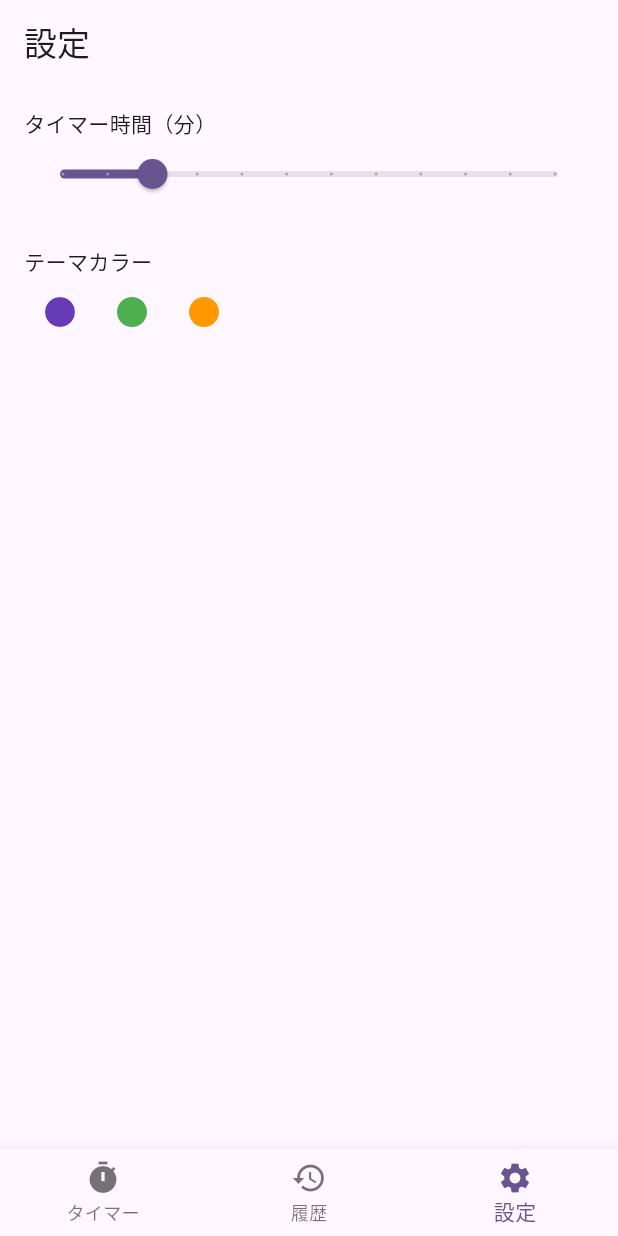
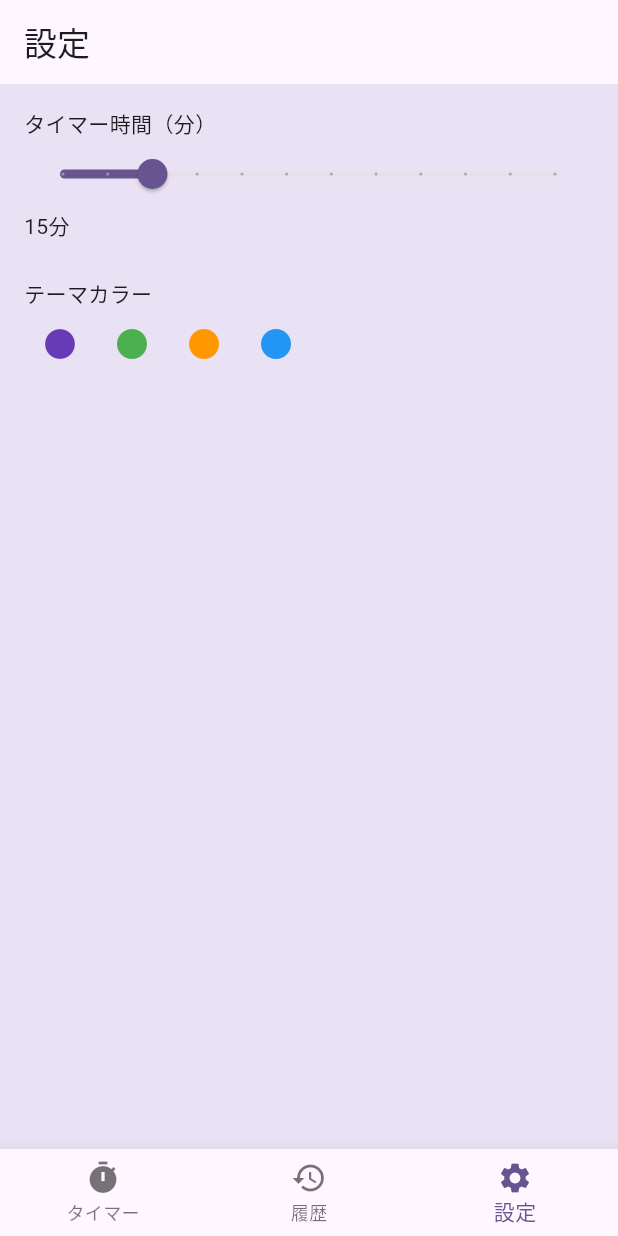
Before and after one commit to harinez2/flutter_fifteentimer, a Flutter app: the screen it shows after launch, item 3 of the bottom bar chosen, after a tap on the "circle" icon, on a phone screen of 412 x 824 dp. Run offline on Flutter 3.47's test engine with Material 3 defaults, Android fonts, the phone set to English and light mode, and no system bars.

Commit message:
added some functions

```diff
--- a/lib/main.dart
+++ b/lib/main.dart
@@ -2,38 +2,132 @@ import 'package:flutter/material.dart';
 import 'screens/main_screen.dart';
 import 'screens/history_screen.dart';
 import 'screens/settings_screen.dart';
+import 'dart:async';
+
+class AppSettings extends ChangeNotifier {
+  Color themeColor = Colors.deepPurple;
+  int timerMinutes = 15;
+
+  // タイマー状態
+  bool isRunning = false;
+  bool isPaused = false;
+  int remainingSeconds = 0;
+  int totalSeconds = 0;
+  String task = '';
+  DateTime? startTime;
+  int elapsedSeconds = 0;
+  Timer? _timer;
+
+  void setThemeColor(Color color) {
+    themeColor = color;
+    notifyListeners();
+  }
+
+  void setTimerMinutes(int minutes) {
+    timerMinutes = minutes;
+    notifyListeners();
+  }
+
+  void startTimer(String taskText) {
+    if (isRunning) return;
+    timerMinutes = timerMinutes.clamp(5, 60);
+    totalSeconds = timerMinutes * 60;
+    remainingSeconds = totalSeconds;
+    isRunning = true;
+    isPaused = false;
+    task = taskText;
+    startTime = DateTime.now();
+    elapsedSeconds = 0;
+    _timer?.cancel();
+    _timer = Timer.periodic(const Duration(seconds: 1), (timer) {
+      if (!isPaused && remainingSeconds > 0) {
+        remainingSeconds--;
+        elapsedSeconds++;
+        notifyListeners();
+      } else if (remainingSeconds == 0) {
+        timer.cancel();
+        isRunning = false;
+        isPaused = false;
+        notifyListeners();
+      }
+    });
+    notifyListeners();
+  }
+
+  void pauseTimer() {
+    if (!isRunning) return;
+    isPaused = !isPaused;
+    notifyListeners();
+  }
+
+  void resetTimer() {
+    _timer?.cancel();
+    isRunning = false;
+    isPaused = false;
+    remainingSeconds = totalSeconds;
+    elapsedSeconds = 0;
+    task = '';
+    startTime = null;
+    notifyListeners();
+  }
+
+  void completeTimer() {
+    _timer?.cancel();
+    isRunning = false;
+    isPaused = false;
+    // 実際に動かした時間（分）で履歴追加
+    int minutes = (elapsedSeconds / 60).ceil();
+    HistoryScreenState.addHistory(
+      null,
+      (task.isEmpty ? '-' : task),
+      minutes,
+      startTime ?? DateTime.now(),
+    );
+    remainingSeconds = totalSeconds;
+    elapsedSeconds = 0;
+    task = '';
+    startTime = null;
+    notifyListeners();
+  }
+
+  String formatTime(int seconds) {
+    final m = (seconds ~/ 60).toString().padLeft(2, '0');
+    final s = (seconds % 60).toString().padLeft(2, '0');
+    return '$m:$s';
+  }
+}
 
 void main() {
-  runApp(const MyApp());
+  runApp(AppSettingsProvider(child: const MyApp()));
+}
+
+class AppSettingsProvider extends InheritedNotifier<AppSettings> {
+  AppSettingsProvider({required Widget child})
+      : super(notifier: AppSettings(), child: child);
+
+  static AppSettings of(BuildContext context) {
+    return context.dependOnInheritedWidgetOfExactType<AppSettingsProvider>()!.notifier!;
+  }
 }
 
 class MyApp extends StatelessWidget {
   const MyApp({super.key});
 
-  // This widget is the root of your application.
   @override
   Widget build(BuildContext context) {
-    return MaterialApp(
-      title: '15分タイマー',
-      theme: ThemeData(
-        // This is the theme of your application.
-        //
-        // TRY THIS: Try running your application with "flutter run". You'll see
-        // the application has a purple toolbar. Then, without quitting the app,
-        // try changing the seedColor in the colorScheme below to Colors.green
-        // and then invoke "hot reload" (save your changes or press the "hot
-        // reload" button in a Flutter-supported IDE, or press "r" if you used
-        // the command line to start the app).
-        //
-        // Notice that the counter didn't reset back to zero; the application
-        // state is not lost during the reload. To reset the state, use hot
-        // restart instead.
-        //
-        // This works for code too, not just values: Most code changes can be
-        // tested with just a hot reload.
-        colorScheme: ColorScheme.fromSeed(seedColor: Colors.deepPurple),
-      ),
-      home: const HomeTabController(),
+    final settings = AppSettingsProvider.of(context);
+    return AnimatedBuilder(
+      animation: settings,
+      builder: (context, _) {
+        return MaterialApp(
+          title: '15分タイマー',
+          theme: ThemeData(
+            colorScheme: ColorScheme.fromSeed(seedColor: settings.themeColor),
+            scaffoldBackgroundColor: settings.themeColor.withOpacity(0.05),
+          ),
+          home: const HomeTabController(),
+        );
+      },
     );
   }
 }
--- a/lib/screens/main_screen.dart
+++ b/lib/screens/main_screen.dart
@@ -1,5 +1,6 @@
 import 'package:flutter/material.dart';
-import 'dart:async';
+import '../main.dart';
+import 'history_screen.dart';
 
 class MainScreen extends StatefulWidget {
   const MainScreen({super.key});
@@ -10,10 +11,13 @@ class MainScreen extends StatefulWidget {
 
 class _MainScreenState extends State<MainScreen> {
   final TextEditingController _controller = TextEditingController();
-  final List<String> _choices = ['勉強', '運動', '休憩'];
-  Timer? _timer;
-  int _remainingSeconds = 0;
-  bool _isRunning = false;
+  final List<String> _choices = ['勉強', '仕事', '運動', '家事'];
+
+  @override
+  void dispose() {
+    _controller.dispose();
+    super.dispose();
+  }
 
   void _onChoicePressed(String choice) {
     setState(() {
@@ -22,56 +26,47 @@ class _MainScreenState extends State<MainScreen> {
   }
 
   void _startTimer() {
-    setState(() {
-      _remainingSeconds = 15 * 60;
-      _isRunning = true;
-    });
-    _timer?.cancel();
-    _timer = Timer.periodic(const Duration(seconds: 1), (timer) {
-      if (_remainingSeconds > 0) {
-        setState(() {
-          _remainingSeconds--;
-        });
-      } else {
-        timer.cancel();
-        setState(() {
-          _isRunning = false;
-        });
-        // TODO: 通知や結果入力処理
-      }
-    });
+    final settings = AppSettingsProvider.of(context);
+    settings.startTimer(_controller.text);
   }
 
-  String _formatTime(int seconds) {
-    final m = (seconds ~/ 60).toString().padLeft(2, '0');
-    final s = (seconds % 60).toString().padLeft(2, '0');
-    return '$m:$s';
+  void _pauseTimer() {
+    final settings = AppSettingsProvider.of(context);
+    settings.pauseTimer();
   }
 
-  @override
-  void dispose() {
-    _timer?.cancel();
-    _controller.dispose();
-    super.dispose();
+  void _resetTimer() {
+    final settings = AppSettingsProvider.of(context);
+    settings.resetTimer();
+  }
+
+  void _completeTimer() {
+    final settings = AppSettingsProvider.of(context);
+    settings.completeTimer();
   }
 
   @override
   Widget build(BuildContext context) {
+    final settings = AppSettingsProvider.of(context);
+    final double screenWidth = MediaQuery.of(context).size.width;
+    final double circleSize = screenWidth * 0.95;
+    double progress = settings.totalSeconds == 0 ? 0 : 1 - settings.remainingSeconds / settings.totalSeconds;
+    final timerText = settings.formatTime(settings.isRunning ? settings.remainingSeconds : settings.timerMinutes * 60);
+    final timerMinutes = settings.timerMinutes;
     return Scaffold(
-      appBar: AppBar(title: const Text('15分タイマー')),
+      appBar: AppBar(title: const Text('15分タイマー'), backgroundColor: settings.themeColor),
       body: Padding(
-        padding: const EdgeInsets.all(16.0),
+        padding: const EdgeInsets.all(8.0),
         child: Column(
           crossAxisAlignment: CrossAxisAlignment.stretch,
           children: [
-            const Text('やることを入力'),
             TextField(
               controller: _controller,
               decoration: const InputDecoration(
                 hintText: 'やることを入力してください',
               ),
             ),
-            const SizedBox(height: 16),
+            const SizedBox(height: 8),
             Wrap(
               spacing: 8,
               children: _choices.map((choice) => ElevatedButton(
@@ -79,22 +74,74 @@ class _MainScreenState extends State<MainScreen> {
                 child: Text(choice),
               )).toList(),
             ),
-            const SizedBox(height: 32),
-            if (_isRunning)
+            const SizedBox(height: 8),
+            Expanded(
+              child: Center(
+                child: SizedBox(
+                  height: circleSize,
+                  width: circleSize,
+                  child: Stack(
+                    alignment: Alignment.center,
+                    children: [
+                      CircularProgressIndicator(
+                        value: settings.isRunning ? progress : 0,
+                        strokeWidth: 36,
+                        backgroundColor: settings.themeColor.withOpacity(0.15),
+                        color: settings.themeColor,
+                      ),
                       Column(
+                        mainAxisAlignment: MainAxisAlignment.center,
                         children: [
-                  const Text('残り時間', style: TextStyle(fontSize: 18)),
                           Text(
-                    _formatTime(_remainingSeconds),
-                    style: const TextStyle(fontSize: 40, fontWeight: FontWeight.bold),
+                            timerText,
+                            style: const TextStyle(fontSize: 80, fontWeight: FontWeight.bold),
+                          ),
+                          Text('$timerMinutes分', style: const TextStyle(fontSize: 32)),
+                        ],
                       ),
                     ],
-              )
-            else
+                  ),
+                ),
+              ),
+            ),
+            const SizedBox(height: 8),
+            Row(
+              mainAxisAlignment: MainAxisAlignment.center,
+              children: [
+                if (settings.isRunning) ...[
+                  IconButton(
+                    icon: Icon(settings.isPaused ? Icons.play_arrow : Icons.pause),
+                    iconSize: 56,
+                    onPressed: _pauseTimer,
+                    tooltip: settings.isPaused ? '再開' : '一時停止',
+                  ),
+                  const SizedBox(width: 24),
+                  IconButton(
+                    icon: const Icon(Icons.delete),
+                    iconSize: 56,
+                    onPressed: _resetTimer,
+                    tooltip: 'リセット',
+                  ),
+                  const SizedBox(width: 24),
+                  IconButton(
+                    icon: Icon(Icons.check_circle, color: Colors.grey[710]),
+                    iconSize: 64,
+                    onPressed: _completeTimer,
+                    tooltip: '完了',
+                  ),
+                ] else ...[
                   ElevatedButton(
-                onPressed: _controller.text.isNotEmpty ? _startTimer : null,
+                    onPressed: _startTimer,
+                    style: ElevatedButton.styleFrom(
+                      padding: const EdgeInsets.symmetric(horizontal: 48, vertical: 24),
+                      textStyle: const TextStyle(fontSize: 32),
+                    ),
                     child: const Text('開始'),
                   ),
+                ],
+              ],
+            ),
+            const SizedBox(height: 8),
           ],
         ),
       ),
--- a/lib/screens/settings_screen.dart
+++ b/lib/screens/settings_screen.dart
@@ -1,11 +1,14 @@
 import 'package:flutter/material.dart';
+import '../main.dart';
 
 class SettingsScreen extends StatelessWidget {
   const SettingsScreen({super.key});
 
   @override
   Widget build(BuildContext context) {
+    final settings = AppSettingsProvider.of(context);
     return Scaffold(
+      backgroundColor: settings.themeColor.withOpacity(0.1),
       appBar: AppBar(title: const Text('設定')),
       body: Padding(
         padding: const EdgeInsets.all(16.0),
@@ -14,29 +17,24 @@ class SettingsScreen extends StatelessWidget {
           children: [
             const Text('タイマー時間（分）'),
             Slider(
-              value: 15,
+              value: settings.timerMinutes.toDouble(),
               min: 5,
               max: 60,
               divisions: 11,
-              label: '15',
-              onChanged: (value) {},
+              label: '${settings.timerMinutes}分',
+              onChanged: (value) {
+                settings.setTimerMinutes(value.round());
+              },
             ),
+            Text('${settings.timerMinutes}分'),
             const SizedBox(height: 24),
             const Text('テーマカラー'),
             Row(
               children: [
-                IconButton(
-                  icon: const Icon(Icons.circle, color: Colors.deepPurple),
-                  onPressed: () {},
-                ),
-                IconButton(
-                  icon: const Icon(Icons.circle, color: Colors.green),
-                  onPressed: () {},
-                ),
-                IconButton(
-                  icon: const Icon(Icons.circle, color: Colors.orange),
-                  onPressed: () {},
-                ),
+                _colorButton(context, settings, Colors.deepPurple),
+                _colorButton(context, settings, Colors.green),
+                _colorButton(context, settings, Colors.orange),
+                _colorButton(context, settings, Colors.blue),
               ],
             ),
           ],
@@ -44,4 +42,13 @@ class SettingsScreen extends StatelessWidget {
       ),
     );
   }
+
+  Widget _colorButton(BuildContext context, AppSettings settings, Color color) {
+    return IconButton(
+      icon: Icon(Icons.circle, color: color),
+      onPressed: () {
+        settings.setThemeColor(color);
+      },
+    );
+  }
 }
--- a/pubspec.yaml
+++ b/pubspec.yaml
@@ -30,6 +30,7 @@ environment:
 dependencies:
   flutter:
     sdk: flutter
+  intl: ^0.18.1
 
   # The following adds the Cupertino Icons font to your application.
   # Use with the CupertinoIcons class for iOS style icons.
```
Also changed, not shown: lib/screens/history_screen.dart (+31 -5 lines), pubspec.lock. Lines whose indentation alone changed are shown as unchanged.
